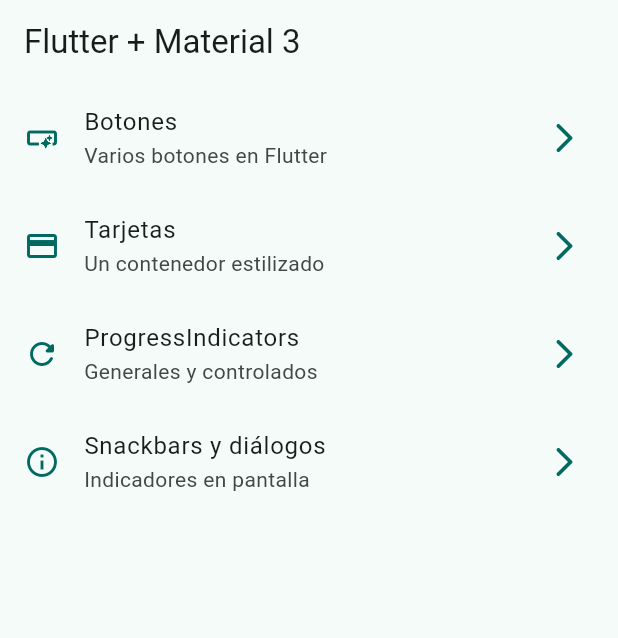
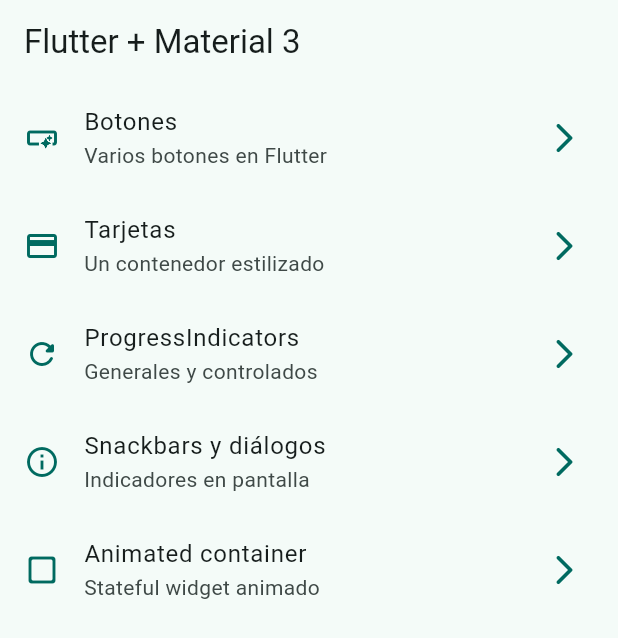
Before and after one commit to casasfranco/widgets-app, a Flutter app: the screen it shows after launch, on a phone screen of 412 x 824 dp. Shown: the top 638 px of the screen. Run offline on Flutter 3.47's test engine with Material 2 defaults, Android fonts, the phone set to English and light mode, and no system bars; our stand-ins replace go_router.

Commit message:
animated container terminado

```diff
--- a/lib/config/menu/menu_items.dart
+++ b/lib/config/menu/menu_items.dart
@@ -37,4 +37,10 @@ const appMenuItems = <MenuItem>[
     link: '/snackbars',
     icon: Icons.info_outline,
   ),
+  MenuItem(
+    title: 'Animated container',
+    subTitle: 'Stateful widget animado',
+    link: '/animated',
+    icon: Icons.check_box_outline_blank_rounded,
+  ),
 ];
--- a/lib/config/router/app_router.dart
+++ b/lib/config/router/app_router.dart
@@ -31,5 +31,10 @@ final appRouter = GoRouter(
       name: SnackbarScreen.name,
       builder: (context, state) => const SnackbarScreen(),
     ),
+    GoRoute(
+      path: '/animated',
+      name: AnimatedScreen.name,
+      builder: (context, state) => const AnimatedScreen(),
+    ),
   ],
 );
```
Also changed, not shown: lib/presentation/screens/animated/animated_screen.dart (+45 -2 lines).
